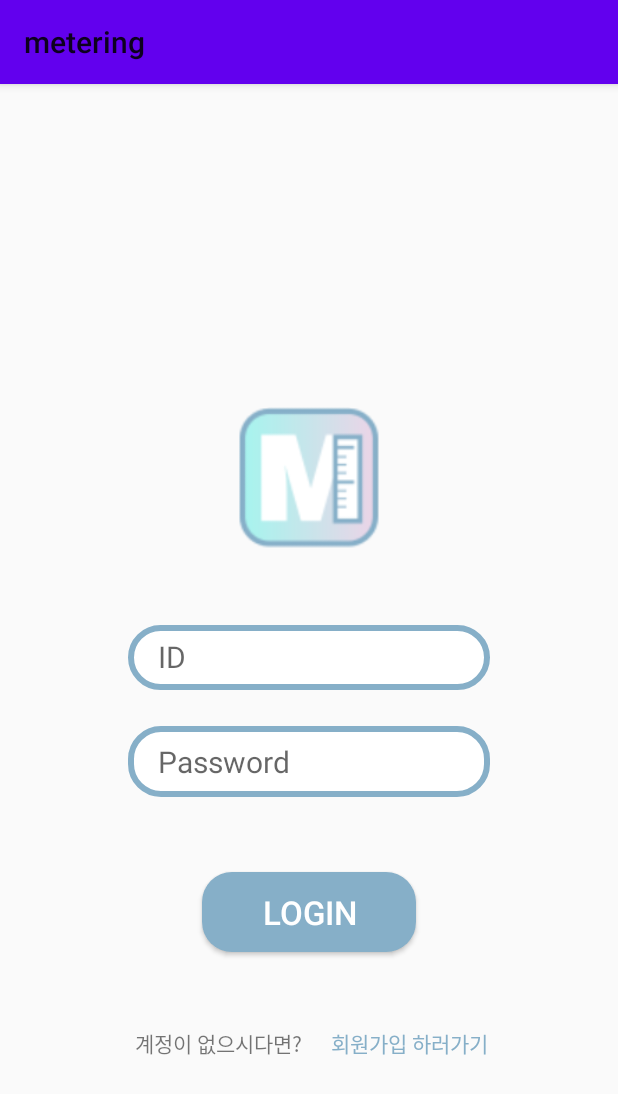
After one commit to sonekthree/metering, an Android app: the LoginActivity screen opened directly, with no data from a screen before it, on a phone screen of 412 x 824 dp. The commit adds this screen. Shown: the top 1094 px of the screen. Run offline under Robolectric (Android 15) with nearby library versions, the phone set to English and light mode, and no system bars.

Commit message:
create: LoginActivity UI

```diff
--- a/app/src/main/AndroidManifest.xml
+++ b/app/src/main/AndroidManifest.xml
@@ -9,14 +9,16 @@
         android:roundIcon="@mipmap/ic_launcher_round"
         android:supportsRtl="true"
         android:theme="@style/Theme.Metering">
+        <activity android:name=".LoginActivity"></activity>
         <activity android:name=".category" />
-        <activity android:name=".MainActivity"/>
+        <activity android:name=".MainActivity" />
         <activity
             android:name=".SplashActivity"
             android:exported="true"
             android:theme="@style/SplashTheme">
             <intent-filter>
                 <action android:name="android.intent.action.MAIN" />
+
                 <category android:name="android.intent.category.LAUNCHER" />
             </intent-filter>
         </activity>
--- /dev/null
+++ b/app/src/main/java/com/exam/metering/LoginActivity.java
@@ -0,0 +1,14 @@
+package com.exam.metering;
+
+import android.os.Bundle;
+
+import androidx.appcompat.app.AppCompatActivity;
+
+public class LoginActivity extends AppCompatActivity {
+
+    @Override
+    protected void onCreate(Bundle savedInstanceState) {
+        super.onCreate(savedInstanceState);
+        setContentView(R.layout.activity_login);
+    }
+}
--- /dev/null
+++ b/app/src/main/res/drawable/button_shape.xml
@@ -0,0 +1,9 @@
+<?xml version="1.0" encoding="utf-8"?>
+<shape
+    xmlns:android="http://schemas.android.com/apk/res/android"
+    android:shape="rectangle">
+    <corners
+        android:radius="20dp"/>
+    <solid
+        android:color="@color/mint"/>
+</shape>
--- /dev/null
+++ b/app/src/main/res/drawable/edit_text_shape.xml
@@ -0,0 +1,12 @@
+<?xml version="1.0" encoding="utf-8"?>
+<shape
+    xmlns:android="http://schemas.android.com/apk/res/android"
+    android:shape="rectangle">
+    <corners
+        android:radius="20dp"/>
+    <solid
+        android:color="@color/white"/>
+    <stroke
+        android:color="@color/mint"
+        android:width="4dp"/>
+</shape>
--- /dev/null
+++ b/app/src/main/res/layout/activity_login.xml
@@ -0,0 +1,104 @@
+<?xml version="1.0" encoding="utf-8"?>
+<androidx.constraintlayout.widget.ConstraintLayout xmlns:android="http://schemas.android.com/apk/res/android"
+    xmlns:app="http://schemas.android.com/apk/res-auto"
+    xmlns:tools="http://schemas.android.com/tools"
+    android:layout_width="match_parent"
+    android:layout_height="match_parent"
+    tools:context=".LoginActivity">
+
+    <ImageView
+        android:id="@+id/imageView2"
+        android:layout_width="125dp"
+        android:layout_height="125dp"
+        android:layout_marginTop="200dp"
+        android:paddingHorizontal="15dp"
+        android:paddingVertical="15dp"
+        app:layout_constraintEnd_toEndOf="parent"
+        app:layout_constraintStart_toStartOf="parent"
+        app:layout_constraintTop_toTopOf="parent"
+        app:layout_constraintVertical_chainStyle="packed"
+        app:srcCompat="@drawable/metering_logo" />
+
+    <EditText
+        android:id="@+id/edit_id"
+        android:layout_width="0dp"
+        android:layout_height="wrap_content"
+        android:layout_marginStart="85dp"
+        android:layout_marginTop="35dp"
+        android:layout_marginEnd="85dp"
+        android:background="@drawable/edit_text_shape"
+        android:drawablePadding="10dp"
+        android:hint="ID"
+        android:includeFontPadding="false"
+        android:inputType="textPersonName"
+        android:paddingHorizontal="20dp"
+        android:paddingVertical="10dp"
+        android:textColor="@color/mint"
+        android:textSize="20dp"
+        app:layout_constraintEnd_toEndOf="parent"
+        app:layout_constraintStart_toStartOf="parent"
+        app:layout_constraintTop_toBottomOf="@+id/imageView2"
+        app:layout_constraintVertical_chainStyle="packed" />
+
+    <EditText
+        android:id="@+id/editTextTextPassword"
+        android:layout_width="0dp"
+        android:layout_height="wrap_content"
+        android:layout_marginStart="85dp"
+        android:layout_marginTop="24dp"
+        android:layout_marginEnd="85dp"
+        android:background="@drawable/edit_text_shape"
+        android:drawablePadding="10dp"
+        android:ems="10"
+        android:hint="Password"
+        android:inputType="textPassword"
+        android:paddingHorizontal="20dp"
+        android:paddingVertical="10dp"
+        android:textColor="@color/mint"
+        android:textSize="20dp"
+        app:layout_constraintEnd_toEndOf="parent"
+        app:layout_constraintStart_toStartOf="parent"
+        app:layout_constraintTop_toBottomOf="@+id/edit_id"
+        app:layout_constraintVertical_chainStyle="packed" />
+
+    <Button
+        android:id="@+id/loginButton"
+        android:layout_width="wrap_content"
+        android:layout_height="wrap_content"
+        android:layout_marginTop="50dp"
+        android:background="@drawable/button_shape"
+        android:drawablePadding="30dp"
+        android:paddingHorizontal="40dp"
+        android:paddingVertical="12dp"
+        android:text="LOGIN"
+        android:textColor="@color/white"
+        android:textSize="22dp"
+        app:layout_constraintEnd_toEndOf="parent"
+        app:layout_constraintStart_toStartOf="parent"
+        app:layout_constraintTop_toBottomOf="@+id/editTextTextPassword" />
+
+    <TextView
+        android:id="@+id/textView"
+        android:layout_width="wrap_content"
+        android:layout_height="wrap_content"
+        android:layout_marginTop="50dp"
+        android:text=" 계정이 없으시다면? "
+        app:layout_constraintEnd_toStartOf="@+id/button3"
+        app:layout_constraintHorizontal_chainStyle="packed"
+        app:layout_constraintStart_toStartOf="parent"
+        app:layout_constraintTop_toBottomOf="@+id/loginButton" />
+
+    <TextView
+        android:id="@+id/button3"
+        android:layout_width="wrap_content"
+        android:layout_height="wrap_content"
+        android:layout_marginStart="16dp"
+        android:backgroundTint="#00FFFFFF"
+        android:text="회원가입 하러가기"
+        android:textColor="@color/mint"
+        app:layout_constraintEnd_toEndOf="parent"
+        app:layout_constraintStart_toEndOf="@+id/textView"
+        app:layout_constraintTop_toTopOf="@+id/textView" />
+
+
+</androidx.constraintlayout.widget.ConstraintLayout>
--- a/app/src/main/res/values/colors.xml
+++ b/app/src/main/res/values/colors.xml
@@ -7,4 +7,5 @@
     <color name="teal_700">#FF018786</color>
     <color name="black">#FF000000</color>
     <color name="white">#FFFFFFFF</color>
+    <color name="mint">#FF86AFC8</color>
 </resources>
```
Also changed, not shown: app/src/main/res/drawable/metering_logo.png (added).
